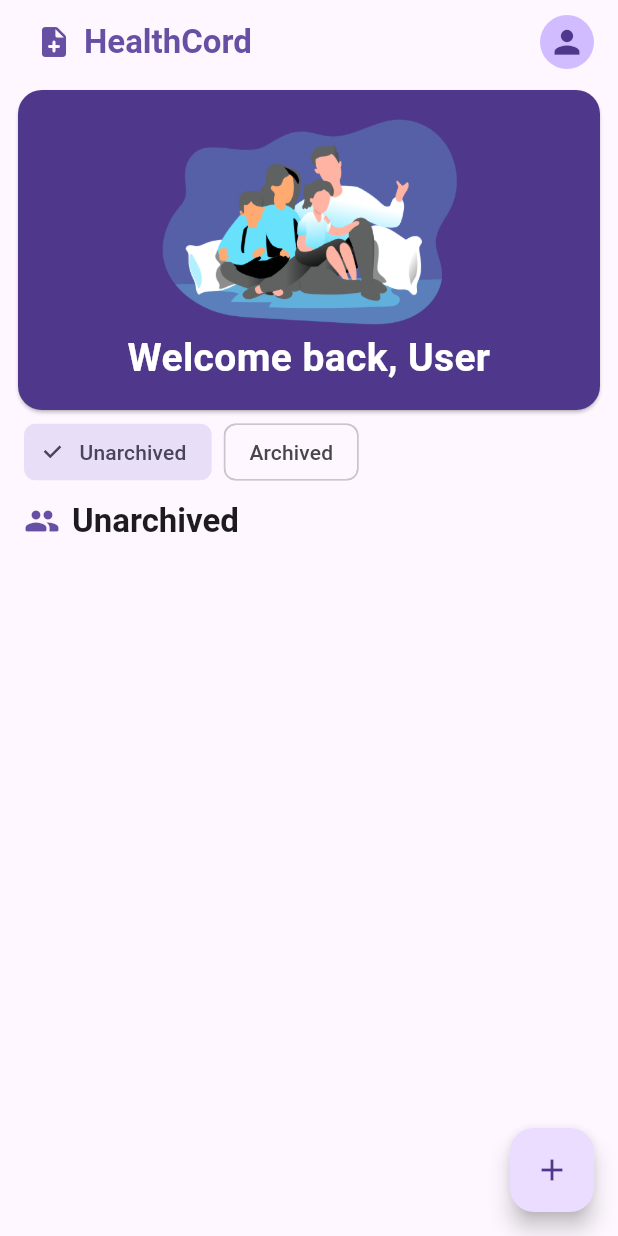
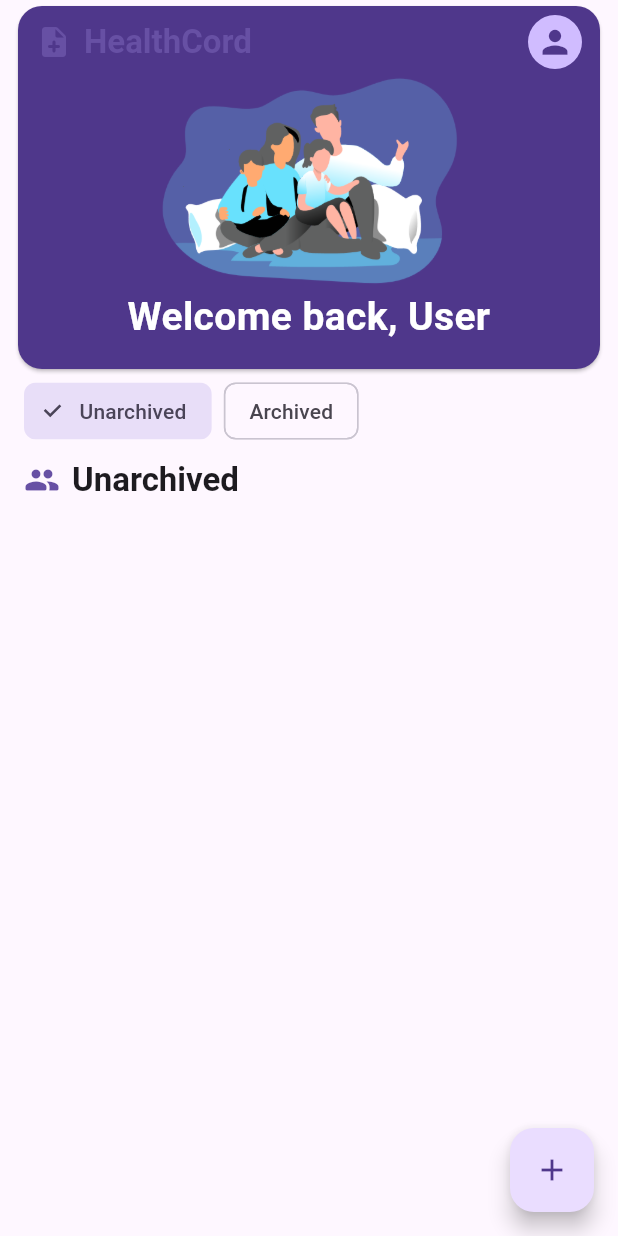
Before and after one commit to phougt/HealthCord, a Flutter app: the HomeScreen screen opened by its route, on a phone screen of 412 x 824 dp. Run offline on Flutter 3.47's test engine with Material 3 defaults, Android fonts, the phone set to English and light mode, and no system bars; our stand-ins replace dio, flutter_secure_storage, freezed_annotation, go_router, google_fonts, image_picker; accounts and stored records are empty; network calls fail.

Commit message:
Refactor HomeScreen UI
This commit refactors the `home_screen.dart` file.
The welcome card has been moved into the `SliverAppBar`'s `flexibleSpace` to create a collapsible app bar effect.
Padding has been added to the profile avatar `IconButton` in the `SliverAppBar` actions.

```diff
--- a/lib/screens/home_screen.dart
+++ b/lib/screens/home_screen.dart
@@ -26,8 +26,42 @@ class HomeScreen extends StatelessWidget {
             slivers: [
               SliverAppBar(
                 floating: true,
+                expandedHeight: 250,
+                flexibleSpace: FlexibleSpaceBar(
+                  background: Card(
+                    color: Theme.of(context).colorScheme.onPrimaryFixedVariant,
+                    shape: RoundedRectangleBorder(
+                      borderRadius: BorderRadius.circular(16.0),
+                    ),
+                    child: Padding(
+                      padding: const EdgeInsets.symmetric(vertical: 16),
+                      child: Column(
+                        mainAxisAlignment: MainAxisAlignment.end,
+                        crossAxisAlignment: CrossAxisAlignment.center,
+                        children: [
+                          Image.asset(
+                            'assets/images/family.png',
+                            fit: BoxFit.cover,
+                            scale: 2.5,
+                          ),
+                          Text(
+                            'Welcome back, ${authTokenManager.user?.firstname ?? 'User'}',
+                            textAlign: TextAlign.center,
+                            style: TextStyle(
+                              fontWeight: FontWeight.bold,
+                              fontSize: 26,
+                              color: Colors.white,
+                            ),
+                          ),
+                        ],
+                      ),
+                    ),
+                  ),
+                ),
                 actions: [
-                  IconButton(
+                  Padding(
+                    padding: const EdgeInsets.symmetric(horizontal: 8),
+                    child: IconButton(
                       onPressed: () {
                         authTokenManager.clearAuthToken();
                       },
@@ -46,6 +80,7 @@ class HomeScreen extends StatelessWidget {
                                 },
                               )
                             : const Icon(Icons.person, size: 25),
+                      ),
                     ),
                   ),
                 ],
@@ -68,35 +103,6 @@ class HomeScreen extends StatelessWidget {
               ),
               SliverList(
                 delegate: SliverChildListDelegate([
-                  Card(
-                    color: Theme.of(context).colorScheme.onPrimaryFixedVariant,
-                    shape: RoundedRectangleBorder(
-                      borderRadius: BorderRadius.circular(16.0),
-                    ),
-                    child: Padding(
-                      padding: const EdgeInsets.symmetric(vertical: 16),
-                      child: Column(
-                        mainAxisAlignment: MainAxisAlignment.center,
-                        crossAxisAlignment: CrossAxisAlignment.center,
-                        children: [
-                          Image.asset(
-                            'assets/images/family.png',
-                            fit: BoxFit.cover,
-                            scale: 2.5,
-                          ),
-                          Text(
-                            'Welcome back, ${authTokenManager.user?.firstname ?? 'User'}',
-                            textAlign: TextAlign.center,
-                            style: TextStyle(
-                              fontWeight: FontWeight.bold,
-                              fontSize: 26,
-                              color: Colors.white,
-                            ),
-                          ),
-                        ],
-                      ),
-                    ),
-                  ),
                   Padding(
                     padding: const EdgeInsets.symmetric(horizontal: 8),
                     child: Row(
```
Lines whose indentation alone changed are shown as unchanged.
